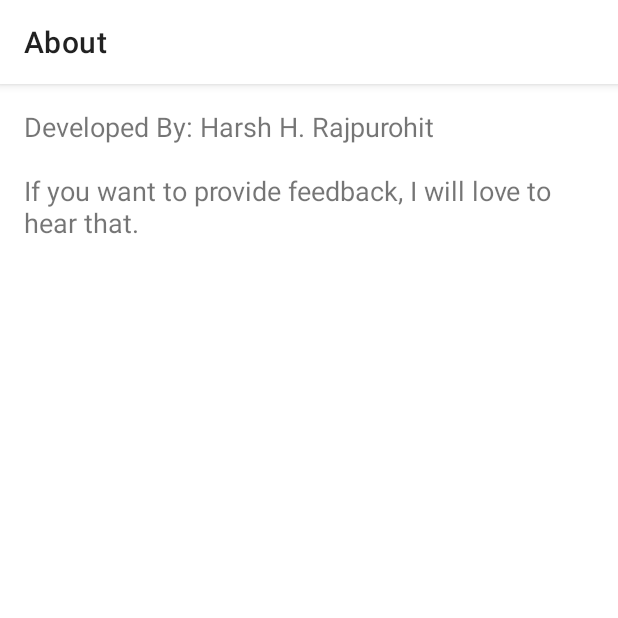
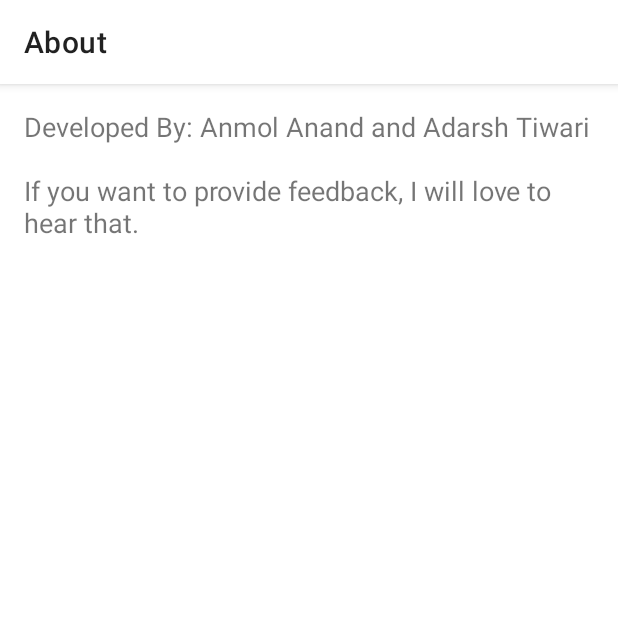
Before and after one commit to anmol420/MusicPlayerKotlin, an Android app: the AboutActivity screen opened directly, with no data from a screen before it, on a phone screen of 412 x 824 dp, the top half of it. Run offline under Robolectric (Android 15) with nearby library versions, the phone set to English and light mode, and no system bars.

Commit message:
Added Changes

```diff
--- a/app/src/main/java/com/harshRajpurohit/musicPlayer/AboutActivity.kt
+++ b/app/src/main/java/com/harshRajpurohit/musicPlayer/AboutActivity.kt
@@ -17,7 +17,7 @@ class AboutActivity : AppCompatActivity() {
         binding.aboutText.text = aboutText()
     }
     private fun aboutText(): String{
-        return "Developed By: Harsh H. Rajpurohit" +
+        return "Developed By: Anmol Anand and Adarsh Tiwari" +
                 "\n\nIf you want to provide feedback, I will love to hear that."
     }
 }
```
